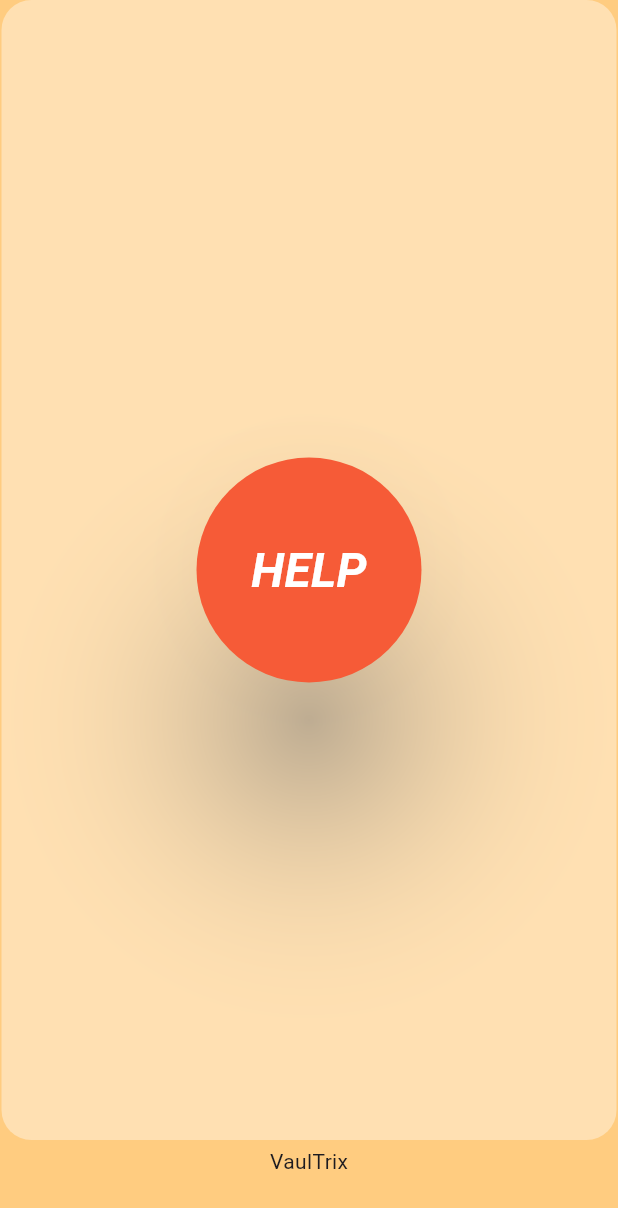
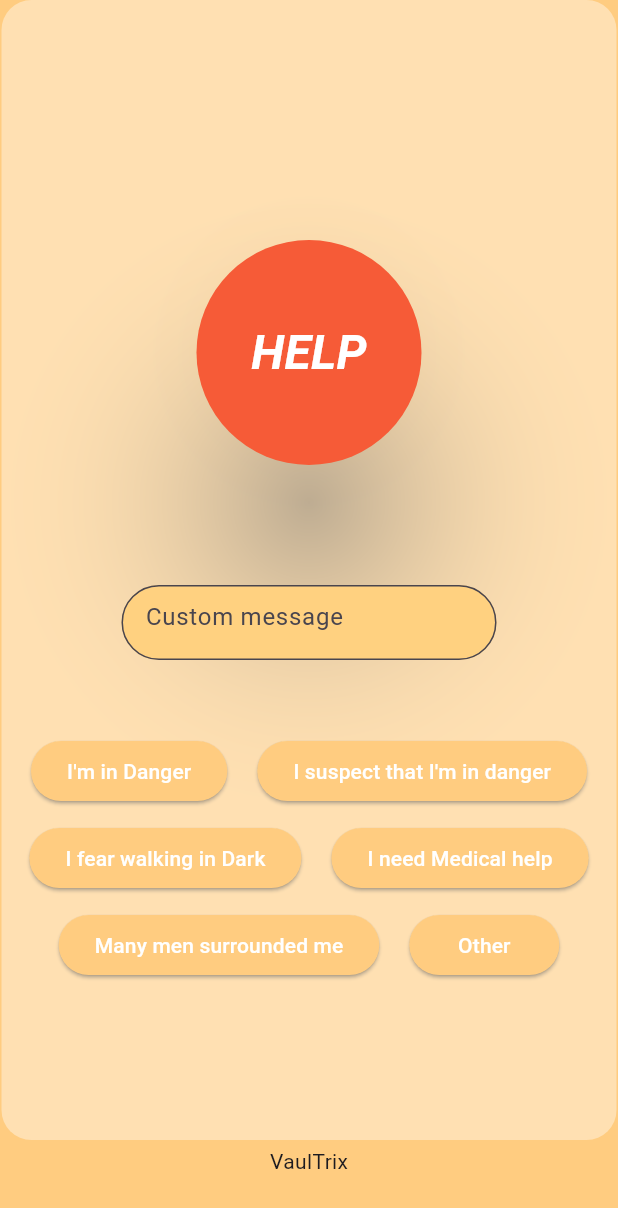
Before and after one commit to Sanmitha-Sadhishkumar/VaulTrix, a Flutter app: the screen it shows after launch, on a phone screen of 412 x 824 dp. Shown: the top 1208 px of the screen. Run offline on Flutter 3.47's test engine with Material 3 defaults, Android fonts, the light colour scheme and no system bars.

Commit message:
added home page

```diff
--- a/app/lib/main.dart
+++ b/app/lib/main.dart
@@ -1,5 +1,6 @@
 import 'package:flutter/material.dart';
 import 'package:flutter/painting.dart';
+import 'screens/home_page.dart';
 
 void main() {
   runApp(const MyApp());
@@ -17,61 +18,7 @@ class MyApp extends StatelessWidget {
         colorScheme: ColorScheme.fromSeed(seedColor: Colors.deepPurple),
         useMaterial3: true,
       ),
-      home: const HelpButton(),
+      home: const HomeLayout(),
     );
   }
 }
-
-class HelpButton extends StatefulWidget {
-  const HelpButton({super.key});
-  @override
-  State<HelpButton> createState() => _HelpButton();
-}
-
-class _HelpButton extends State<HelpButton> {
-  @override
-  Widget build(BuildContext context) {
-    return Scaffold(
-      body: Center(
-        child: Container(
-            child: Column(
-              children: <Widget>[
-                Container(
-                  child:Center(
-                    child: ElevatedButton(
-                      child: const Text('HELP'),
-                      style: ElevatedButton.styleFrom(
-                        backgroundColor: Colors?.red,
-                        foregroundColor: Colors.white,
-                        shape: RoundedRectangleBorder(borderRadius: BorderRadius.circular(80),),
-                        shadowColor: Colors.grey,
-                        minimumSize:Size(150,150),
-                        textStyle: TextStyle(fontSize:32, fontStyle: FontStyle.italic, fontWeight: FontWeight.bold),
-                        elevation: 50.0,
-                        surfaceTintColor: Colors.yellow,
-                      ),
-                      onPressed: (){
-                        print("Pressed");
-                      },
-                      onLongPress: (){
-                        print("Long Pressed");
-                      },
-                    ),
-                  ),
-                  height: 760,
-                  width: 410,
-                  decoration: ShapeDecoration(
-                    shape: RoundedRectangleBorder(borderRadius: BorderRadius.circular(20),),
-                    color: Colors.orange[100],
-                  )
-                ),
-                Text("VaulTrix", style:TextStyle(height:2)
-                ),
-              ],
-            ),
-          ),
-        ),
-        backgroundColor: Colors.orange[200],
-    );
-  }
-}
--- /dev/null
+++ b/app/lib/screens/home_page.dart
@@ -0,0 +1,135 @@
+import 'package:flutter/material.dart';
+import 'package:flutter/painting.dart';
+
+class HelperMessage extends StatefulWidget {
+  final String msg;
+  const HelperMessage({super.key, required this.msg});
+  @override
+  State<HelperMessage> createState() => _HelperMessageState();
+}
+
+class _HelperMessageState extends State<HelperMessage> {
+  @override
+  Widget build(BuildContext context){
+    return ElevatedButton(
+        onPressed: (){
+          print(widget.msg);
+        },
+        style: ElevatedButton.styleFrom(
+          backgroundColor: Colors.orange[200],
+          foregroundColor: Colors.white,
+          minimumSize:Size(100,40),
+          shadowColor: Colors.grey,
+          splashFactory: InkRipple.splashFactory,
+        ),
+        child: Text(widget.msg));
+  }
+}
+
+
+
+class HomeLayout extends StatefulWidget {
+  const HomeLayout({super.key});
+  @override
+  State<HomeLayout> createState() => _HomeLayout();
+}
+
+class _HomeLayout extends State<HomeLayout> {
+  @override
+  Widget build(BuildContext context) {
+    return Scaffold(
+      body: Center(
+        child: Container(
+          child: Column(
+            children: <Widget>[
+              Container(
+                  child:Column(
+                    children:<Widget>[
+                      SizedBox(height: 160),
+                      Center(
+                        child: ElevatedButton(
+                          child: const Text('HELP'),
+                          style: ElevatedButton.styleFrom(
+                            backgroundColor: Colors.red,
+                            foregroundColor: Colors.white,
+                            shape: RoundedRectangleBorder(borderRadius: BorderRadius.circular(80),),
+                            shadowColor: Colors.grey,
+                            minimumSize:Size(150,150),
+                            textStyle: TextStyle(fontSize:32, fontStyle: FontStyle.italic, fontWeight: FontWeight.bold),
+                            elevation: 50.0,
+                            surfaceTintColor: Colors.yellow,
+                            splashFactory: InkRipple.splashFactory,
+                          ),
+                          onPressed: (){
+                            print("Pressed");
+                          },
+                          onLongPress: (){
+                            print("Long Pressed");
+                          },
+                        ),
+                      ),
+                      SizedBox(height: 80),
+                      SizedBox(
+                        width: 250,
+                        height: 50,
+                        child:TextField(
+                          decoration: InputDecoration(
+                            hintText: 'Custom message',
+                            filled: true,
+                            border: OutlineInputBorder(borderRadius: BorderRadius.circular(50,)),
+                            fillColor: Colors.orangeAccent[100],
+                          ),
+                          style: TextStyle(fontSize: 16.0, height: 2.0, color: Colors.black),
+                          cursorHeight: 16,
+                          cursorOpacityAnimates: true,
+                        ),
+                      ),
+                      SizedBox(height: 50),
+                      Row(
+                        mainAxisAlignment: MainAxisAlignment.center, //Center Row contents horizontally,
+                        crossAxisAlignment: CrossAxisAlignment.center,
+                        children:<Widget>[
+                          HelperMessage(msg: "I'm in Danger"),
+                          SizedBox(width: 20),
+                          HelperMessage(msg: "I suspect that I'm in danger"),
+                        ],
+                      ),
+                      SizedBox(height: 10),
+                      Row(
+                        mainAxisAlignment: MainAxisAlignment.center, //Center Row contents horizontally,
+                        crossAxisAlignment: CrossAxisAlignment.center,
+                        children:<Widget>[
+                          HelperMessage(msg: "I fear walking in Dark"),
+                          SizedBox(width: 20),
+                          HelperMessage(msg: "I need Medical help"),
+                        ],
+                      ),
+                      SizedBox(height: 10),
+                      Row(
+                        mainAxisAlignment: MainAxisAlignment.center, //Center Row contents horizontally,
+                        crossAxisAlignment: CrossAxisAlignment.center,
+                        children:<Widget>[
+                          HelperMessage(msg: "Many men surrounded me"),
+                          SizedBox(width: 20),
+                          HelperMessage(msg: "Other"),
+                        ],
+                      )
+                    ],
+                  ),
+                  height: 760,
+                  width: 410,
+                  decoration: ShapeDecoration(
+                    shape: RoundedRectangleBorder(borderRadius: BorderRadius.circular(20),),
+                    color: Colors.orange[100],
+                  )
+              ),
+              SizedBox(height:20,child:Text("VaulTrix", style:TextStyle(height:2))
+              ),
+            ],
+          ),
+        ),
+      ),
+      backgroundColor: Colors.orange[200],
+    );
+  }
+}
```
